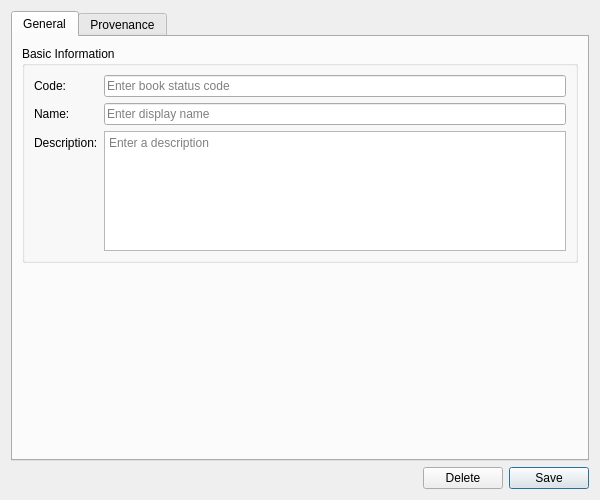
First picture: the form in projects/ores.qt/ui/BookStatusDetailDialog.ui, repository OreStudio/OreStudio, before the edit.
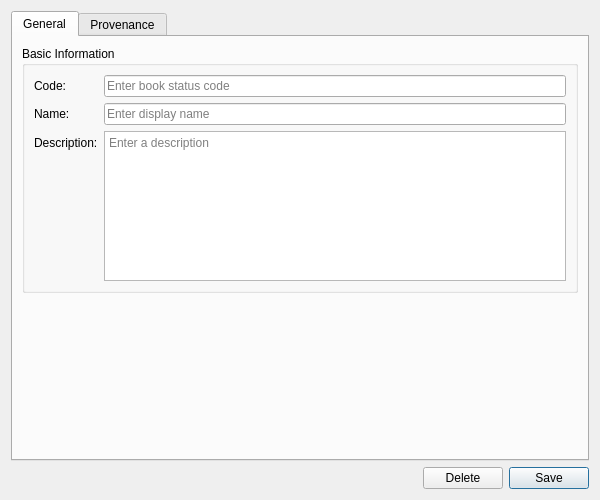
Second picture: the form after the edit. Custom widgets are drawn as their Qt base class.

Patch:
```diff
--- a/projects/ores.qt/ui/BookStatusDetailDialog.ui
+++ b/projects/ores.qt/ui/BookStatusDetailDialog.ui
@@ -74,7 +74,7 @@
            </widget>
           </item>
           <item row="2" column="1">
-           <widget class="QTextEdit" name="descriptionEdit">
+           <widget class="QPlainTextEdit" name="descriptionEdit">
             <property name="minimumSize">
              <size>
               <width>0</width>
@@ -84,7 +84,7 @@
             <property name="maximumSize">
              <size>
               <width>16777215</width>
-              <height>120</height>
+              <height>150</height>
              </size>
             </property>
             <property name="placeholderText">
```
